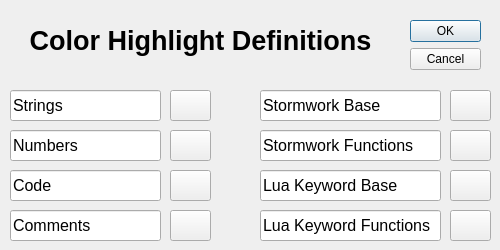
Before: the Qt Designer form palettesettingsdialog.ui in NetworkShark/StormworksLuaEditor, drawn with Qt 5.
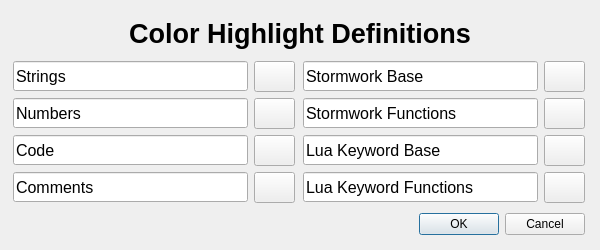
After: the same form once the commit is applied.

Commit message: fix responsive GUI Dialog

The edit to the form file:
```diff
--- a/palettesettingsdialog.ui
+++ b/palettesettingsdialog.ui
@@ -6,81 +6,28 @@
    <rect>
     <x>0</x>
     <y>0</y>
-    <width>500</width>
+    <width>600</width>
     <height>250</height>
    </rect>
   </property>
+  <property name="minimumSize">
+   <size>
+    <width>600</width>
+    <height>250</height>
+   </size>
+  </property>
+  <property name="maximumSize">
+   <size>
+    <width>600</width>
+    <height>250</height>
+   </size>
+  </property>
   <property name="windowTitle">
    <string>Dialog</string>
   </property>
-  <widget class="QDialogButtonBox" name="buttonBox">
-   <property name="geometry">
-    <rect>
-     <x>410</x>
-     <y>20</y>
-     <width>71</width>
-     <height>51</height>
-    </rect>
-   </property>
-   <property name="orientation">
-    <enum>Qt::Vertical</enum>
-   </property>
-   <property name="standardButtons">
-    <set>QDialogButtonBox::Cancel|QDialogButtonBox::Ok</set>
-   </property>
-  </widget>
-  <widget class="QPushButton" name="btnPickerStrings">
-   <property name="geometry">
-    <rect>
-     <x>170</x>
-     <y>90</y>
-     <width>41</width>
-     <height>31</height>
-    </rect>
-   </property>
-   <property name="minimumSize">
-    <size>
-     <width>41</width>
-     <height>31</height>
-    </size>
-   </property>
-   <property name="maximumSize">
-    <size>
-     <width>41</width>
-     <height>31</height>
-    </size>
-   </property>
-   <property name="text">
-    <string/>
-   </property>
-  </widget>
-  <widget class="QLineEdit" name="lineEdit">
-   <property name="geometry">
-    <rect>
-     <x>10</x>
-     <y>90</y>
-     <width>151</width>
-     <height>31</height>
-    </rect>
-   </property>
-   <property name="font">
-    <font>
-     <pointsize>12</pointsize>
-    </font>
-   </property>
-   <property name="text">
-    <string>Strings</string>
-   </property>
-  </widget>
+  <layout class="QVBoxLayout" name="verticalLayout_4">
+   <item>
   <widget class="QLabel" name="label">
-   <property name="geometry">
-    <rect>
-     <x>10</x>
-     <y>20</y>
-     <width>381</width>
-     <height>41</height>
-    </rect>
-   </property>
    <property name="font">
     <font>
      <pointsize>20</pointsize>
@@ -95,14 +42,79 @@
     <set>Qt::AlignCenter</set>
    </property>
   </widget>
+   </item>
+   <item>
+    <layout class="QHBoxLayout" name="horizontalLayout_10">
+     <property name="rightMargin">
+      <number>0</number>
+     </property>
+     <item>
+      <layout class="QVBoxLayout" name="verticalLayout_2">
+       <property name="bottomMargin">
+        <number>0</number>
+       </property>
+       <item>
+        <layout class="QHBoxLayout" name="horizontalLayout">
+         <item>
+          <widget class="QLineEdit" name="lineEdit">
+           <property name="minimumSize">
+            <size>
+             <width>235</width>
+             <height>30</height>
+            </size>
+           </property>
+           <property name="maximumSize">
+            <size>
+             <width>235</width>
+             <height>30</height>
+            </size>
+           </property>
+           <property name="font">
+            <font>
+             <pointsize>12</pointsize>
+            </font>
+           </property>
+           <property name="text">
+            <string>Strings</string>
+           </property>
+          </widget>
+         </item>
+         <item>
+          <widget class="QPushButton" name="btnPickerStrings">
+           <property name="minimumSize">
+            <size>
+             <width>41</width>
+             <height>31</height>
+            </size>
+           </property>
+           <property name="maximumSize">
+            <size>
+             <width>41</width>
+             <height>31</height>
+            </size>
+           </property>
+           <property name="text">
+            <string/>
+           </property>
+          </widget>
+         </item>
+        </layout>
+       </item>
+       <item>
+        <layout class="QHBoxLayout" name="horizontalLayout_2">
+         <item>
   <widget class="QLineEdit" name="lineEdit_2">
-   <property name="geometry">
-    <rect>
-     <x>10</x>
-     <y>130</y>
-     <width>151</width>
-     <height>31</height>
-    </rect>
+           <property name="minimumSize">
+            <size>
+             <width>235</width>
+             <height>30</height>
+            </size>
+           </property>
+           <property name="maximumSize">
+            <size>
+             <width>235</width>
+             <height>30</height>
+            </size>
    </property>
    <property name="font">
     <font>
@@ -113,15 +125,9 @@
     <string>Numbers</string>
    </property>
   </widget>
+         </item>
+         <item>
   <widget class="QPushButton" name="btnPickerNumbers">
-   <property name="geometry">
-    <rect>
-     <x>170</x>
-     <y>130</y>
-     <width>41</width>
-     <height>31</height>
-    </rect>
-   </property>
    <property name="minimumSize">
     <size>
      <width>41</width>
@@ -138,14 +144,24 @@
     <string/>
    </property>
   </widget>
+         </item>
+        </layout>
+       </item>
+       <item>
+        <layout class="QHBoxLayout" name="horizontalLayout_3">
+         <item>
   <widget class="QLineEdit" name="lineEdit_3">
-   <property name="geometry">
-    <rect>
-     <x>10</x>
-     <y>170</y>
-     <width>151</width>
-     <height>31</height>
-    </rect>
+           <property name="minimumSize">
+            <size>
+             <width>235</width>
+             <height>30</height>
+            </size>
+           </property>
+           <property name="maximumSize">
+            <size>
+             <width>235</width>
+             <height>30</height>
+            </size>
    </property>
    <property name="font">
     <font>
@@ -156,15 +172,9 @@
     <string>Code</string>
    </property>
   </widget>
+         </item>
+         <item>
   <widget class="QPushButton" name="btnPickerCode">
-   <property name="geometry">
-    <rect>
-     <x>170</x>
-     <y>170</y>
-     <width>41</width>
-     <height>31</height>
-    </rect>
-   </property>
    <property name="minimumSize">
     <size>
      <width>41</width>
@@ -181,14 +191,24 @@
     <string/>
    </property>
   </widget>
+         </item>
+        </layout>
+       </item>
+       <item>
+        <layout class="QHBoxLayout" name="horizontalLayout_4">
+         <item>
   <widget class="QLineEdit" name="lineEdit_4">
-   <property name="geometry">
-    <rect>
-     <x>10</x>
-     <y>210</y>
-     <width>151</width>
-     <height>31</height>
-    </rect>
+           <property name="minimumSize">
+            <size>
+             <width>235</width>
+             <height>30</height>
+            </size>
+           </property>
+           <property name="maximumSize">
+            <size>
+             <width>235</width>
+             <height>30</height>
+            </size>
    </property>
    <property name="font">
     <font>
@@ -199,15 +219,9 @@
     <string>Comments</string>
    </property>
   </widget>
+         </item>
+         <item>
   <widget class="QPushButton" name="btnPickerComments">
-   <property name="geometry">
-    <rect>
-     <x>170</x>
-     <y>210</y>
-     <width>41</width>
-     <height>31</height>
-    </rect>
-   </property>
    <property name="minimumSize">
     <size>
      <width>41</width>
@@ -224,50 +238,31 @@
     <string/>
    </property>
   </widget>
-  <widget class="QLineEdit" name="lineEdit_5">
-   <property name="geometry">
-    <rect>
-     <x>260</x>
-     <y>210</y>
-     <width>181</width>
-     <height>31</height>
-    </rect>
-   </property>
-   <property name="font">
-    <font>
-     <pointsize>12</pointsize>
-    </font>
-   </property>
-   <property name="text">
-    <string>Lua Keyword Functions</string>
-   </property>
-  </widget>
-  <widget class="QLineEdit" name="lineEdit_6">
-   <property name="geometry">
-    <rect>
-     <x>260</x>
-     <y>130</y>
-     <width>181</width>
-     <height>31</height>
-    </rect>
-   </property>
-   <property name="font">
-    <font>
-     <pointsize>12</pointsize>
-    </font>
-   </property>
-   <property name="text">
-    <string>Stormwork Functions</string>
-   </property>
-  </widget>
+         </item>
+        </layout>
+       </item>
+      </layout>
+     </item>
+     <item>
+      <layout class="QVBoxLayout" name="verticalLayout_3">
+       <property name="bottomMargin">
+        <number>0</number>
+       </property>
+       <item>
+        <layout class="QHBoxLayout" name="horizontalLayout_6">
+         <item>
   <widget class="QLineEdit" name="lineEdit_7">
-   <property name="geometry">
-    <rect>
-     <x>260</x>
-     <y>90</y>
-     <width>181</width>
-     <height>31</height>
-    </rect>
+           <property name="minimumSize">
+            <size>
+             <width>235</width>
+             <height>30</height>
+            </size>
+           </property>
+           <property name="maximumSize">
+            <size>
+             <width>235</width>
+             <height>30</height>
+            </size>
    </property>
    <property name="font">
     <font>
@@ -278,17 +273,58 @@
     <string>Stormwork Base</string>
    </property>
   </widget>
-  <widget class="QPushButton" name="btnPickerLua_L2">
-   <property name="geometry">
-    <rect>
-     <x>450</x>
-     <y>210</y>
+         </item>
+         <item>
+          <widget class="QPushButton" name="btnPickerStormworks_L1">
+           <property name="minimumSize">
+            <size>
      <width>41</width>
      <height>31</height>
-    </rect>
-   </property>
+            </size>
+           </property>
+           <property name="maximumSize">
+            <size>
+             <width>41</width>
+             <height>31</height>
+            </size>
+           </property>
+           <property name="text">
+            <string/>
+           </property>
+          </widget>
+         </item>
+        </layout>
+       </item>
+       <item>
+        <layout class="QHBoxLayout" name="horizontalLayout_5">
+         <item>
+          <widget class="QLineEdit" name="lineEdit_6">
    <property name="minimumSize">
     <size>
+             <width>235</width>
+             <height>30</height>
+            </size>
+           </property>
+           <property name="maximumSize">
+            <size>
+             <width>235</width>
+             <height>30</height>
+            </size>
+           </property>
+           <property name="font">
+            <font>
+             <pointsize>12</pointsize>
+            </font>
+           </property>
+           <property name="text">
+            <string>Stormwork Functions</string>
+           </property>
+          </widget>
+         </item>
+         <item>
+          <widget class="QPushButton" name="btnPickerStormworks_L2">
+           <property name="minimumSize">
+            <size>
      <width>41</width>
      <height>31</height>
     </size>
@@ -303,14 +339,24 @@
     <string/>
    </property>
   </widget>
+         </item>
+        </layout>
+       </item>
+       <item>
+        <layout class="QHBoxLayout" name="horizontalLayout_8">
+         <item>
   <widget class="QLineEdit" name="lineEdit_8">
-   <property name="geometry">
-    <rect>
-     <x>260</x>
-     <y>170</y>
-     <width>181</width>
-     <height>31</height>
-    </rect>
+           <property name="minimumSize">
+            <size>
+             <width>235</width>
+             <height>30</height>
+            </size>
+           </property>
+           <property name="maximumSize">
+            <size>
+             <width>235</width>
+             <height>30</height>
+            </size>
    </property>
    <property name="font">
     <font>
@@ -321,15 +367,9 @@
     <string>Lua Keyword Base</string>
    </property>
   </widget>
+         </item>
+         <item>
   <widget class="QPushButton" name="btnPickerLua_L1">
-   <property name="geometry">
-    <rect>
-     <x>450</x>
-     <y>170</y>
-     <width>41</width>
-     <height>31</height>
-    </rect>
-   </property>
    <property name="minimumSize">
     <size>
      <width>41</width>
@@ -346,15 +386,37 @@
     <string/>
    </property>
   </widget>
-  <widget class="QPushButton" name="btnPickerStormworks_L1">
-   <property name="geometry">
-    <rect>
-     <x>450</x>
-     <y>90</y>
-     <width>41</width>
-     <height>31</height>
-    </rect>
-   </property>
+         </item>
+        </layout>
+       </item>
+       <item>
+        <layout class="QHBoxLayout" name="horizontalLayout_9">
+         <item>
+          <widget class="QLineEdit" name="lineEdit_5">
+           <property name="minimumSize">
+            <size>
+             <width>235</width>
+             <height>30</height>
+            </size>
+           </property>
+           <property name="maximumSize">
+            <size>
+             <width>235</width>
+             <height>30</height>
+            </size>
+           </property>
+           <property name="font">
+            <font>
+             <pointsize>12</pointsize>
+            </font>
+           </property>
+           <property name="text">
+            <string>Lua Keyword Functions</string>
+           </property>
+          </widget>
+         </item>
+         <item>
+          <widget class="QPushButton" name="btnPickerLua_L2">
    <property name="minimumSize">
     <size>
      <width>41</width>
@@ -371,31 +433,59 @@
     <string/>
    </property>
   </widget>
-  <widget class="QPushButton" name="btnPickerStormworks_L2">
-   <property name="geometry">
-    <rect>
-     <x>450</x>
-     <y>130</y>
-     <width>41</width>
-     <height>31</height>
-    </rect>
-   </property>
+         </item>
+        </layout>
+       </item>
+      </layout>
+     </item>
+    </layout>
+   </item>
+   <item>
+    <layout class="QHBoxLayout" name="horizontalLayout_11">
+     <property name="rightMargin">
+      <number>4</number>
+     </property>
+     <item>
+      <spacer name="horizontalSpacer">
+       <property name="orientation">
+        <enum>Qt::Horizontal</enum>
+       </property>
+       <property name="sizeHint" stdset="0">
+        <size>
+         <width>40</width>
+         <height>20</height>
+        </size>
+       </property>
+      </spacer>
+     </item>
+     <item>
+      <widget class="QDialogButtonBox" name="buttonBox">
    <property name="minimumSize">
     <size>
-     <width>41</width>
-     <height>31</height>
+         <width>0</width>
+         <height>30</height>
     </size>
    </property>
    <property name="maximumSize">
     <size>
-     <width>41</width>
-     <height>31</height>
-    </size>
-   </property>
-   <property name="text">
-    <string/>
-   </property>
-  </widget>
+         <width>16777215</width>
+         <height>30</height>
+        </size>
+       </property>
+       <property name="orientation">
+        <enum>Qt::Horizontal</enum>
+       </property>
+       <property name="standardButtons">
+        <set>QDialogButtonBox::Cancel|QDialogButtonBox::Ok</set>
+       </property>
+       <property name="centerButtons">
+        <bool>false</bool>
+       </property>
+      </widget>
+     </item>
+    </layout>
+   </item>
+  </layout>
  </widget>
  <resources/>
  <connections>
```
Left out of the diff: 2 changed lines with no effect on the pictures. Lines whose indentation alone changed are shown as unchanged. The commit also changes 2 other files.
